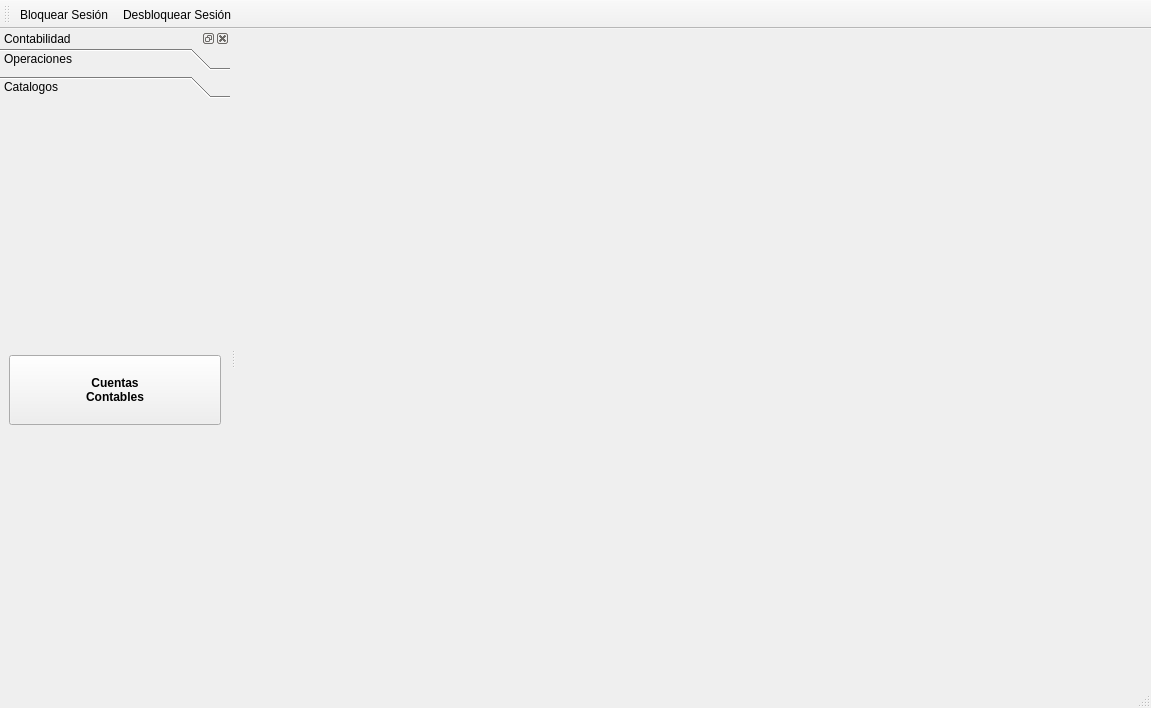
This is esquipulaspy/ui/mainwindowcontabilidad.ui in armonge/EsquipulasPy as Qt 5 draws it before an edit. The edited form follows.
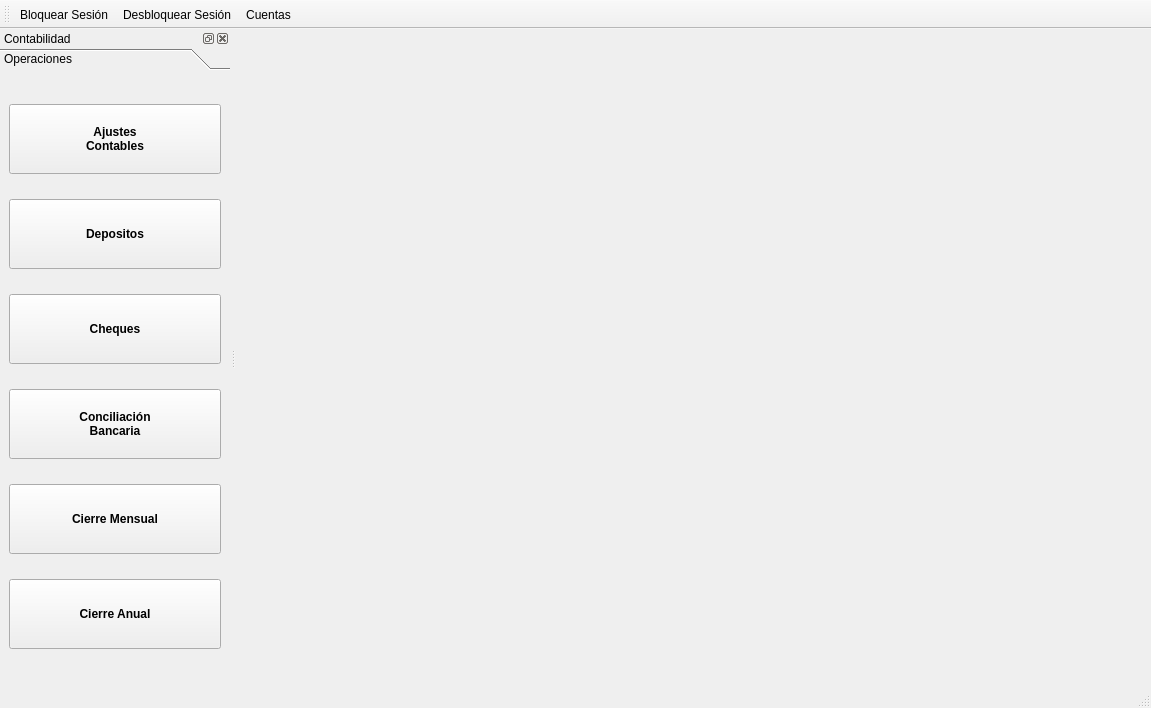
This is the edited form. The open tabs and pages were chosen to show the change. Icons and pictures are not drawn.

Commit message: Quite la página catálogo del main windows ya que solo tenia una opcion que era cuentas contables, la cual moví a la barra de herramientas.

Diff of the .ui file:
```diff
--- a/esquipulaspy/ui/mainwindowcontabilidad.ui
+++ b/esquipulaspy/ui/mainwindowcontabilidad.ui
@@ -94,7 +94,7 @@
           <x>0</x>
           <y>0</y>
           <width>230</width>
-          <height>569</height>
+          <height>596</height>
          </rect>
         </property>
         <attribute name="label">
@@ -387,69 +387,6 @@
          </item>
         </layout>
        </widget>
-       <widget class="QWidget" name="page">
-        <property name="geometry">
-         <rect>
-          <x>0</x>
-          <y>0</y>
-          <width>134</width>
-          <height>88</height>
-         </rect>
-        </property>
-        <attribute name="label">
-         <string>Catalogos</string>
-        </attribute>
-        <layout class="QVBoxLayout" name="verticalLayout_2">
-         <item>
-          <widget class="QPushButton" name="btnAccounts">
-           <property name="sizePolicy">
-            <sizepolicy hsizetype="MinimumExpanding" vsizetype="Fixed">
-             <horstretch>0</horstretch>
-             <verstretch>0</verstretch>
-            </sizepolicy>
-           </property>
-           <property name="minimumSize">
-            <size>
-             <width>0</width>
-             <height>70</height>
-            </size>
-           </property>
-           <property name="font">
-            <font>
-             <weight>75</weight>
-             <bold>true</bold>
-            </font>
-           </property>
-           <property name="text">
-            <string>Cuentas
-Contables</string>
-           </property>
-           <property name="icon">
-            <iconset resource="res.qrc">
-             <normaloff>:/icons/res/view-bank-account.png</normaloff>:/icons/res/view-bank-account.png</iconset>
-           </property>
-           <property name="iconSize">
-            <size>
-             <width>48</width>
-             <height>48</height>
-            </size>
-           </property>
-           <property name="shortcut">
-            <string>Ctrl+2</string>
-           </property>
-           <property name="autoDefault">
-            <bool>false</bool>
-           </property>
-           <property name="default">
-            <bool>false</bool>
-           </property>
-           <property name="flat">
-            <bool>false</bool>
-           </property>
-          </widget>
-         </item>
-        </layout>
-       </widget>
       </widget>
      </item>
     </layout>
@@ -467,6 +404,7 @@
    </attribute>
    <addaction name="actionLockSession"/>
    <addaction name="actionUnlockSession"/>
+   <addaction name="actionCuentas"/>
   </widget>
   <action name="actionLockSession">
    <property name="icon">
@@ -489,6 +427,18 @@
     <bool>false</bool>
    </property>
   </action>
+  <action name="actionCuentas">
+   <property name="icon">
+    <iconset resource="res.qrc">
+     <normaloff>:/icons/res/view-bank-account.png</normaloff>:/icons/res/view-bank-account.png</iconset>
+   </property>
+   <property name="text">
+    <string>Cuentas</string>
+   </property>
+   <property name="toolTip">
+    <string>Catálogo de Cuentas Contables</string>
+   </property>
+  </action>
  </widget>
  <resources>
   <include location="res.qrc"/>
```
The commit also changes 4 other files.
